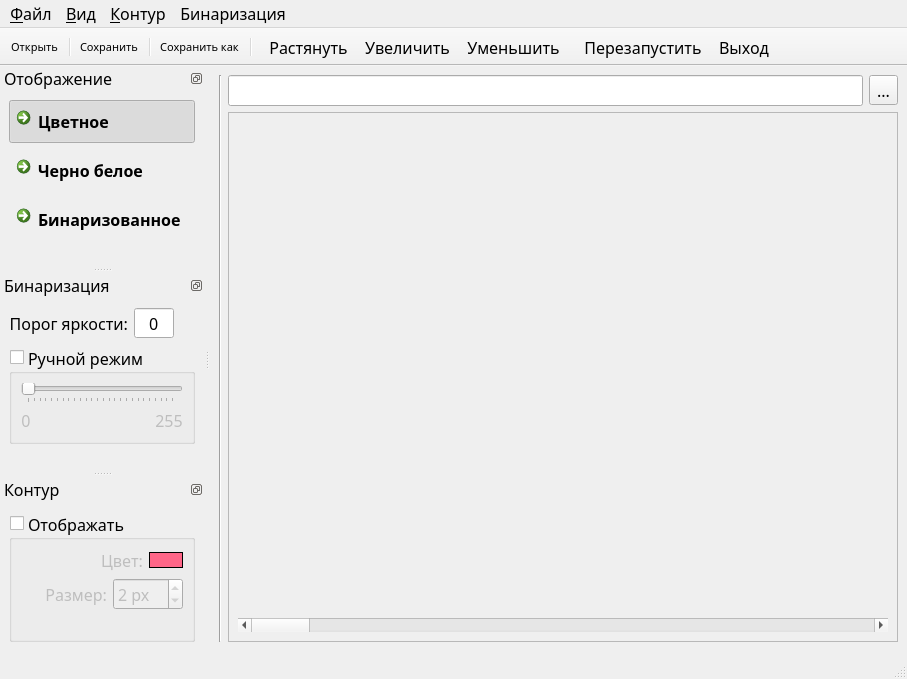
First picture: the form in mainwindow.ui, repository gurmaaan/ContourDetector, before the edit.
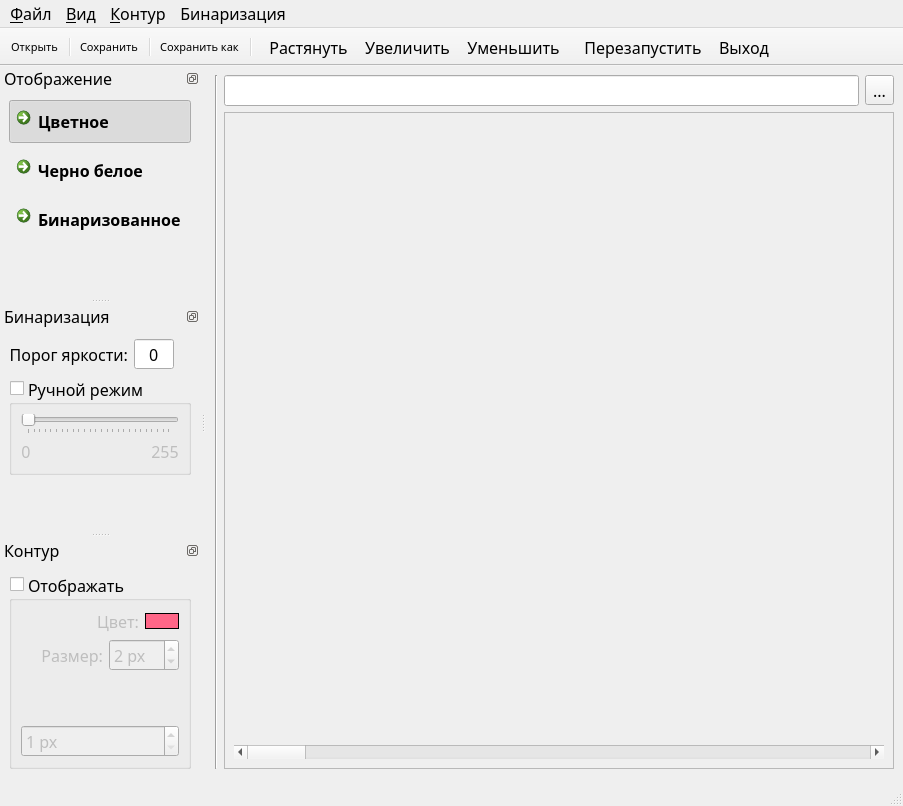
Second picture: the form after the edit. Icons and pictures are not drawn.

Diff of the .ui file:
```diff
--- a/mainwindow.ui
+++ b/mainwindow.ui
@@ -9,8 +9,8 @@
    <rect>
     <x>0</x>
     <y>0</y>
-    <width>907</width>
-    <height>679</height>
+    <width>900</width>
+    <height>806</height>
    </rect>
   </property>
   <property name="font">
@@ -82,8 +82,8 @@
           <rect>
            <x>0</x>
            <y>0</y>
-           <width>658</width>
-           <height>521</height>
+           <width>668</width>
+           <height>639</height>
           </rect>
          </property>
          <layout class="QVBoxLayout" name="verticalLayout_7">
@@ -132,7 +132,7 @@
     <rect>
      <x>0</x>
      <y>0</y>
-     <width>907</width>
+     <width>900</width>
      <height>25</height>
     </rect>
    </property>
@@ -523,7 +523,7 @@
     <number>1</number>
    </attribute>
    <widget class="QWidget" name="contourDockContent">
-    <layout class="QVBoxLayout" name="verticalLayout_2">
+    <layout class="QHBoxLayout" name="horizontalLayout_8">
      <item>
       <widget class="QGroupBox" name="contourGB">
        <property name="title">
@@ -651,6 +651,19 @@
           </property>
          </spacer>
         </item>
+        <item>
+         <widget class="QSpinBox" name="spinBox">
+          <property name="suffix">
+           <string> px</string>
+          </property>
+          <property name="minimum">
+           <number>1</number>
+          </property>
+          <property name="maximum">
+           <number>15</number>
+          </property>
+         </widget>
+        </item>
        </layout>
       </widget>
      </item>
```
Left out of the diff: 3 changed lines with no effect on the pictures.
